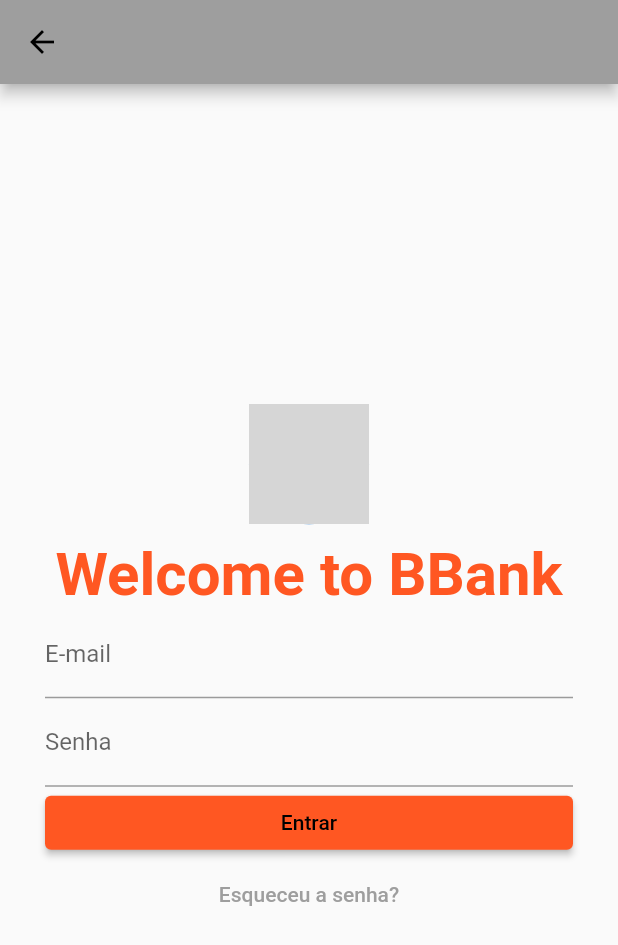
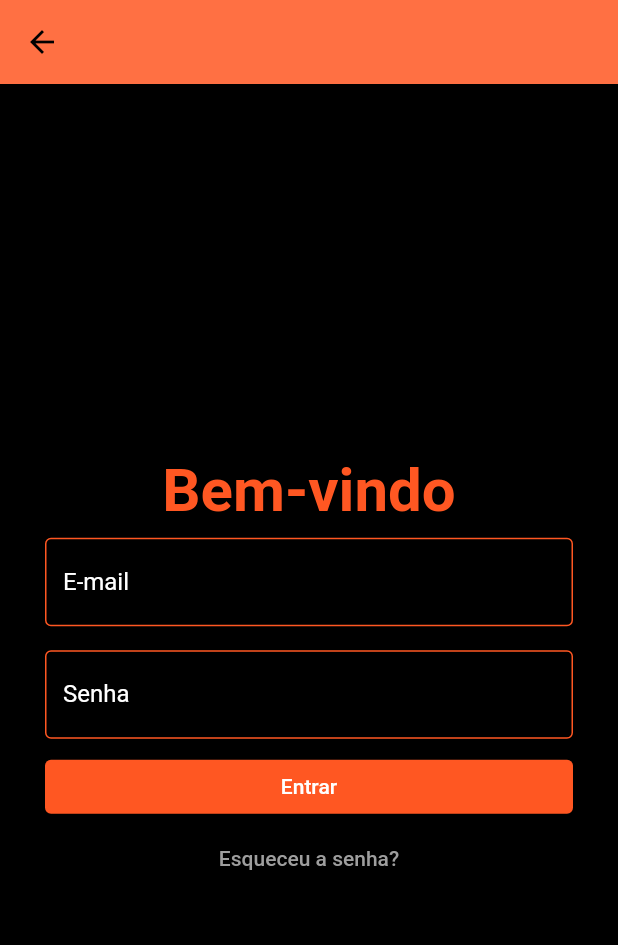
Before and after one commit to mechztcc/flutter-bank, a Flutter app: the LoginPage screen opened by its route, on a phone screen of 412 x 824 dp. Shown: the top 945 px of the screen. Run offline on Flutter 3.47's test engine with Material 2 defaults, Android fonts, the phone set to English and light mode, and no system bars; our stand-ins replace flutter_modular, mobx; generated files the repository leaves out were written again; network calls fail; grey boxes are pictures that could not be loaded.

Commit message:
changin theme of the app to dark

```diff
--- a/lib/app/modules/users/screens/create_page.dart
+++ b/lib/app/modules/users/screens/create_page.dart
@@ -13,7 +13,7 @@
   Widget build(BuildContext context) {
     return Scaffold(
         appBar: AppBar(
-          title: Text(widget.title),
+          backgroundColor: Colors.deepOrange[400],
         ),
         body: CreateFormWidget());
   }
--- a/lib/app/modules/users/screens/login_page.dart
+++ b/lib/app/modules/users/screens/login_page.dart
@@ -12,12 +12,17 @@
   @override
   Widget build(BuildContext context) {
     return Scaffold(
-      appBar: AppBar(),
-      body: Column(
-        mainAxisAlignment: MainAxisAlignment.center,
-        children: [
-          LoginFormWidget(),
-        ],
+      appBar: AppBar(
+        backgroundColor: Colors.deepOrange[400],
+      ),
+      body: Container(
+        color: Colors.black,
+        child: Column(
+          mainAxisAlignment: MainAxisAlignment.center,
+          children: [
+            LoginFormWidget(),
+          ],
+        ),
       ),
     );
   }
--- a/lib/app/modules/users/widgets/login_form_widget.dart
+++ b/lib/app/modules/users/widgets/login_form_widget.dart
@@ -16,32 +16,49 @@
           children: [
             const Padding(
               padding: const EdgeInsets.symmetric(vertical: 10),
-              child: CircleAvatar(
-                radius: 40,
-                backgroundImage: NetworkImage(
-                    'https://icons.iconarchive.com/icons/cjdowner/cryptocurrency-flat/1024/Bitcoin-BTC-icon.png'),
-              ),
             ),
             Text(
-              'Welcome to BBank',
+              'Bem-vindo',
               style: TextStyle(
                 fontSize: 40,
                 color: Theme.of(context).colorScheme.secondary,
                 fontWeight: FontWeight.bold,
               ),
             ),
-            TextFormField(
-              controller: _emailController,
-              decoration: const InputDecoration(
-                label: Text('E-mail'),
+            Padding(
+              padding: const EdgeInsets.symmetric(vertical: 8),
+              child: TextFormField(
+                controller: _emailController,
+                decoration: const InputDecoration(
+                  label: Text(
+                    'E-mail',
+                    style: TextStyle(
+                      color: Colors.white,
+                    ),
+                  ),
+                  enabledBorder: OutlineInputBorder(
+                    borderSide: BorderSide(color: Colors.deepOrange),
+                  ),
+                ),
               ),
             ),
-            TextFormField(
-              controller: _passwordController,
-              decoration: const InputDecoration(
-                label: Text('Senha'),
+            Padding(
+              padding: const EdgeInsets.symmetric(vertical: 8),
+              child: TextFormField(
+                controller: _passwordController,
+                decoration: const InputDecoration(
+                  label: Text(
+                    'Senha',
+                    style: TextStyle(
+                      color: Colors.white,
+                    ),
+                  ),
+                  enabledBorder: OutlineInputBorder(
+                    borderSide: BorderSide(color: Colors.deepOrange),
+                  ),
+                ),
+                obscureText: true,
               ),
-              obscureText: true,
             ),
             Column(
               mainAxisAlignment: MainAxisAlignment.spaceBetween,
@@ -52,7 +69,12 @@
                     width: double.infinity,
                     child: ElevatedButton(
                       onPressed: () {},
-                      child: Text('Entrar'),
+                      child: Text(
+                        'Entrar',
+                        style: TextStyle(
+                          color: Colors.white,
+                        ),
+                      ),
                       style: ElevatedButton.styleFrom(
                           primary: Theme.of(context).colorScheme.secondary),
                     ),
```
Also changed, not shown: lib/app/modules/users/widgets/create_form_widget.dart (+16 -20 lines).
